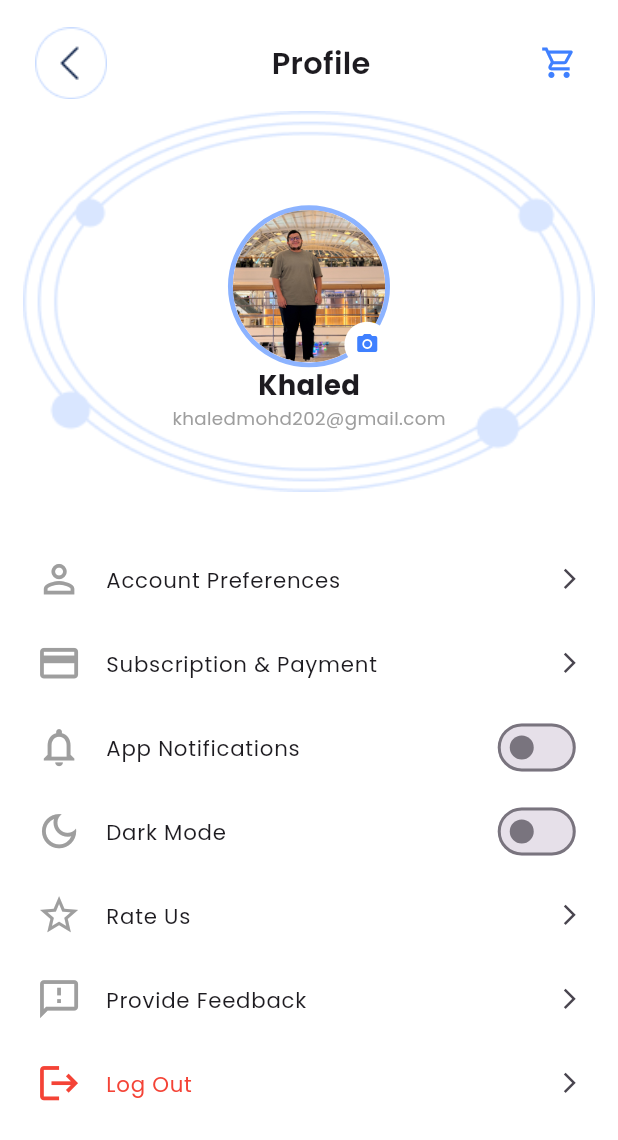
After one commit to khaledmohd202/marketi, a Flutter app: the ProfileView screen opened directly, on a phone screen of 412 x 824 dp. The commit adds this screen. Shown: the top 1140 px of the screen. Run offline on Flutter 3.47's test engine with Material 3 defaults, Android fonts, the phone set to English and light mode, and no system bars; our stand-ins replace dartz, dio, flutter_bloc, flutter_rating_bar, flutter_screenutil, get_it and 4 more; accounts and stored records are empty.

Commit message:
Profile Screen "UI"

```diff
--- a/lib/core/common/widgets/custom_circle_avatar.dart
+++ b/lib/core/common/widgets/custom_circle_avatar.dart
@@ -1,22 +1,30 @@
 import 'package:flutter/material.dart';
 import 'package:flutter_screenutil/flutter_screenutil.dart';
-import 'package:marketi/core/const/images/marketi_images.dart';
 import 'package:marketi/core/themes/colors/marketi_colors.dart';
 
 class CustomCircleAvatar extends StatelessWidget {
   const CustomCircleAvatar({
-    super.key, this.onTap,
+    required this.height,
+    required this.imageUrl,
+    required this.radius,
+    required this.width,
+    super.key,
+    this.onTap,
   });
 
   final VoidCallback? onTap;
+  final double radius;
+  final double width;
+  final double height;
+  final String imageUrl;
 
   @override
   Widget build(BuildContext context) {
     return InkWell(
       onTap: onTap,
       child: Container(
-        height: 60.h,
-        width: 60.w,
+        height: height,
+        width: width,
         decoration: BoxDecoration(
           borderRadius: BorderRadius.circular(30.r),
           border: BoxBorder.all(
@@ -27,8 +35,8 @@ class CustomCircleAvatar extends StatelessWidget {
         child: Padding(
           padding: const EdgeInsets.all(2),
           child: CircleAvatar(
-            radius: 25.r,
-            backgroundImage: const AssetImage(MarketiImages.khaled),
+            radius: radius,
+            backgroundImage: AssetImage(imageUrl),
             // backgroundImage: NetworkImage(
             //   CacheHelper().getDataString(key: ApiKey.image) ??
             //       MarketiImages.khaled,
--- a/lib/core/const/images/marketi_images.dart
+++ b/lib/core/const/images/marketi_images.dart
@@ -57,4 +57,7 @@ class MarketiImages {
   static const String pampersCart3 = 'assets/images/cart/pampers_cart3.png';
   static const String address = 'assets/images/cart/address.png';
   static const String successOrder = 'assets/images/cart/success_order.png';
+
+  // Profile Images
+  static const String profileHeader = 'assets/images/profile_header.png';
 }
--- a/lib/core/routing/app_routes.dart
+++ b/lib/core/routing/app_routes.dart
@@ -25,6 +25,7 @@ import 'package:marketi/features/home/presentation/view/popular_products.dart';
 import 'package:marketi/features/main/presentation/view/main_view.dart';
 import 'package:marketi/features/menu/presentation/view/menu_view.dart';
 import 'package:marketi/features/onboarding/presentation/view/onboarding.dart';
+import 'package:marketi/features/profile/presentation/view/profile_view.dart';
 
 class AppRoutes {
   static const String onboarding = '/onboarding';
@@ -49,6 +50,7 @@ class AppRoutes {
   static const String brands = '/brands';
   static const String buyAgain = '/buy-again';
   static const String cartCheckout = '/cart-checkout';
+  static const String profile = '/profile';
 
   static Route<void> onGenerateRoute(RouteSettings settings) {
     //
@@ -142,6 +144,10 @@ class AppRoutes {
         return BaseRoutes(
           page: const CartCheckout(),
         );
+      case profile:
+        return BaseRoutes(
+          page: const ProfileView(),
+        );
       default:
         return kDebugMode
             ? BaseRoutes(
--- a/lib/features/cart/presentation/widgets/cart_header.dart
+++ b/lib/features/cart/presentation/widgets/cart_header.dart
@@ -1,6 +1,7 @@
 import 'package:flutter/material.dart';
 import 'package:marketi/core/common/widgets/custom_circle_avatar.dart';
 import 'package:marketi/core/common/widgets/text_app.dart';
+import 'package:marketi/core/const/images/marketi_images.dart';
 import 'package:marketi/core/themes/colors/marketi_colors.dart';
 import 'package:marketi/core/themes/styles/marketi_text_styles.dart';
 
@@ -13,7 +14,13 @@
     return AppBar(
       backgroundColor: Colors.white,
       elevation: 0,
-      leading: CustomCircleAvatar(onTap: () {}),
+      leading: CustomCircleAvatar(
+        onTap: () {},
+        width: 40,
+        height: 40,
+        radius: 20,
+        imageUrl: MarketiImages.khaled,
+      ),
       centerTitle: true,
       title: TextApp(
         text: title,
--- a/lib/features/favorites/presentation/view/favorites_view.dart
+++ b/lib/features/favorites/presentation/view/favorites_view.dart
@@ -6,7 +6,6 @@ import 'package:marketi/core/const/images/marketi_images.dart';
 import 'package:marketi/core/themes/colors/marketi_colors.dart';
 import 'package:marketi/core/themes/styles/marketi_text_styles.dart';
 import 'package:marketi/features/cart/presentation/widgets/cart_header.dart';
-import 'package:marketi/features/home/presentation/widgets/home_search_bar.dart';
 
 class FavoritesView extends StatefulWidget {
   const FavoritesView({super.key});
--- a/lib/features/home/presentation/view/buy_again.dart
+++ b/lib/features/home/presentation/view/buy_again.dart
@@ -13,11 +13,11 @@ class BuyAgain extends StatelessWidget {
   @override
   Widget build(BuildContext context) {
     return Scaffold(
-      appBar: CustomViewAllAppBar(title: 'Buy Again'),
+      appBar: const CustomViewAllAppBar(title: 'Buy Again'),
       body: Padding(
         padding: EdgeInsetsGeometry.symmetric(
-          horizontal: 14,
-          vertical: 14,
+          horizontal: 14.w,
+          vertical: 14.h,
         ),
         child:  GridView.builder(
           shrinkWrap: true,
--- a/lib/features/home/presentation/widgets/home_header.dart
+++ b/lib/features/home/presentation/widgets/home_header.dart
@@ -3,6 +3,9 @@ import 'package:flutter_screenutil/flutter_screenutil.dart';
 import 'package:marketi/core/common/widgets/custom_circle_avatar.dart';
 import 'package:marketi/core/common/widgets/text_app.dart';
 import 'package:marketi/core/const/icons/marketi_icons.dart';
+import 'package:marketi/core/const/images/marketi_images.dart';
+import 'package:marketi/core/extensions/navigation_extensions.dart';
+import 'package:marketi/core/routing/app_routes.dart';
 import 'package:marketi/core/themes/colors/marketi_colors.dart';
 import 'package:marketi/core/themes/styles/marketi_text_styles.dart';
 
@@ -13,7 +16,13 @@ class HomeHeader extends StatelessWidget {
   Widget build(BuildContext context) {
     return Row(
       children: [
-        CustomCircleAvatar(onTap: () {}),
+        CustomCircleAvatar(
+          onTap: () => context.pushNamed(AppRoutes.profile),
+          width: 60.w,
+          height: 60.h,
+          radius: 30.r,
+          imageUrl: MarketiImages.khaled,
+        ),
         SizedBox(width: 10.w),
         TextApp(
           text: 'Hi Khaled! 🤍',
--- a/lib/features/product_details/presentation/view/product_details.dart
+++ b/lib/features/product_details/presentation/view/product_details.dart
@@ -19,7 +19,7 @@ class ProductDetails extends StatelessWidget {
             child: Column(
               crossAxisAlignment: CrossAxisAlignment.start,
               children: [
-                const ProductAppBar(),
+                const ProductAppBar(title: 'Product Details'),
                 const ProductImagesSlider(),
                 SizedBox(height: 20.h),
                 const ProductInfo(),
--- a/lib/features/product_details/presentation/widgets/product_app_bar.dart
+++ b/lib/features/product_details/presentation/widgets/product_app_bar.dart
@@ -7,7 +7,8 @@ import 'package:marketi/core/themes/colors/marketi_colors.dart';
 import 'package:marketi/core/themes/styles/marketi_text_styles.dart';
 
 class ProductAppBar extends StatelessWidget {
-  const ProductAppBar({super.key});
+  const ProductAppBar({required this.title, super.key});
+  final String title;
 
   @override
   Widget build(BuildContext context) {
@@ -18,7 +19,7 @@ class ProductAppBar extends StatelessWidget {
           onPressed: () => context.pop(),
           icon: Image.asset(MarketiIcons.backButton),
         ),
-        TextApp(text: 'Product Details', theme: MarketiTextStyles.textStyle20),
+        TextApp(text: title, theme: MarketiTextStyles.textStyle20),
         IconButton(
           onPressed: () => context.pop(),
           icon: Icon(
--- /dev/null
+++ b/lib/features/profile/presentation/view/profile_view.dart
@@ -0,0 +1,36 @@
+import 'package:flutter/material.dart';
+import 'package:flutter_screenutil/flutter_screenutil.dart';
+import 'package:marketi/features/product_details/presentation/widgets/product_app_bar.dart';
+import 'package:marketi/features/profile/presentation/widgets/profile_header.dart';
+import 'package:marketi/features/profile/presentation/widgets/profile_list_tile.dart';
+
+class ProfileView extends StatefulWidget {
+  const ProfileView({super.key});
+
+  @override
+  State<ProfileView> createState() => _ProfileViewState();
+}
+
+class _ProfileViewState extends State<ProfileView> {
+  @override
+  Widget build(BuildContext context) {
+    return Scaffold(
+      body: SafeArea(
+        child: SingleChildScrollView(
+          child: Padding(
+            padding: EdgeInsets.symmetric(horizontal: 14.w, vertical: 10.h),
+            child: Column(
+              children: [
+                const ProductAppBar(title: 'Profile'),
+                // SizedBox(height: 20.h),
+                const ProfileHeader(),
+                SizedBox(height: 30.h),
+                const ProfileListTile(),
+              ],
+            ),
+          ),
+        ),
+      ),
+    );
+  }
+}
--- /dev/null
+++ b/lib/features/profile/presentation/widgets/profile_header.dart
@@ -0,0 +1,94 @@
+import 'package:flutter/material.dart';
+import 'package:flutter_screenutil/flutter_screenutil.dart';
+import 'package:marketi/core/common/widgets/text_app.dart';
+import 'package:marketi/core/const/images/marketi_images.dart';
+import 'package:marketi/core/themes/colors/marketi_colors.dart';
+import 'package:marketi/core/themes/styles/marketi_text_styles.dart';
+
+class ProfileHeader extends StatelessWidget {
+  const ProfileHeader({super.key});
+
+  @override
+  Widget build(BuildContext context) {
+    return Column(
+      children: [
+        Stack(
+          clipBehavior: Clip.none,
+          children: [
+            Image.asset(
+              MarketiImages.profileHeader,
+              width: double.infinity,
+              height: 250.h,
+              fit: BoxFit.fill,
+            ),
+            Positioned(
+              bottom: 20.r,
+              top: 0,
+              left: 0,
+              right: 0,
+              child: Center(
+                child: Stack(
+                  clipBehavior: Clip.none,
+                  children: [
+                    Container(
+                      decoration: BoxDecoration(
+                        shape: BoxShape.circle,
+                        border: Border.all(
+                          color: MarketiColors.lightBlue500Color,
+                          width: 3.w,
+                        ),
+                      ),
+                      child: CircleAvatar(
+                        radius: 50.r,
+                        backgroundImage: const AssetImage(MarketiImages.khaled),
+                      ),
+                    ),
+                    Positioned(
+                      bottom: 0,
+                      right: 0,
+                      child: CircleAvatar(
+                        radius: 15.r,
+                        backgroundColor: Colors.white,
+                        child: InkWell(
+                          onTap: () {},
+                          child: const Icon(
+                            Icons.camera_alt,
+                            color: MarketiColors.lightBlue900Color,
+                            size: 16,
+                          ),
+                        ),
+                      ),
+                    ),
+                  ],
+                ),
+              ),
+            ),
+
+            SizedBox(height: 60.h),
+            Positioned(
+              left: 0,
+              right: 0,
+              bottom: 40.h,
+              child: Column(
+                children: [
+                  TextApp(
+                    text: 'Khaled',
+                    theme: MarketiTextStyles.textStyle18.copyWith(
+                      fontWeight: FontWeight.bold,
+                    ),
+                  ),
+                  TextApp(
+                    text: 'khaledmohd202@gmail.com',
+                    theme: MarketiTextStyles.textStyle12.copyWith(
+                      color: Colors.grey,
+                    ),
+                  ),
+                ],
+              ),
+            ),
+          ],
+        ),
+      ],
+    );
+  }
+}
--- /dev/null
+++ b/lib/features/profile/presentation/widgets/profile_list_tile.dart
@@ -0,0 +1,55 @@
+import 'package:flutter/material.dart';
+import 'package:marketi/features/profile/presentation/widgets/profile_tile_item.dart';
+
+class ProfileListTile extends StatelessWidget {
+  const ProfileListTile({super.key});
+
+  @override
+  Widget build(BuildContext context) {
+    return Column(
+      children: [
+        ProfileTileItem(
+          icon: Icons.person_outline,
+          title: 'Account Preferences',
+          onTap: () {},
+          isToggle: false,
+        ),
+        ProfileTileItem(
+          icon: Icons.credit_card_outlined,
+          title: 'Subscription & Payment',
+          onTap: () {},
+          isToggle: false,
+        ),
+        const ProfileTileItem(
+          icon: Icons.notifications_outlined,
+          title: 'App Notifications',
+          isToggle: true,
+        ),
+        const ProfileTileItem(
+          icon: Icons.dark_mode_outlined,
+          title: 'Dark Mode',
+          isToggle: true,
+        ),
+        ProfileTileItem(
+          icon: Icons.star_outline,
+          title: 'Rate Us',
+          onTap: () {},
+          isToggle: false,
+        ),
+        ProfileTileItem(
+          icon: Icons.feedback_outlined,
+          title: 'Provide Feedback',
+          onTap: () {},
+          isToggle: false,
+        ),
+        ProfileTileItem(
+          icon: Icons.logout,
+          title: 'Log Out',
+          color: Colors.red,
+          onTap: () {},
+          isToggle: false,
+        ),
+      ],
+    );
+  }
+}
--- /dev/null
+++ b/lib/features/profile/presentation/widgets/profile_tile_item.dart
@@ -0,0 +1,45 @@
+import 'package:flutter/material.dart';
+import 'package:flutter_screenutil/flutter_screenutil.dart';
+import 'package:marketi/core/common/widgets/text_app.dart';
+import 'package:marketi/core/themes/colors/marketi_colors.dart';
+import 'package:marketi/core/themes/styles/marketi_text_styles.dart';
+
+class ProfileTileItem extends StatelessWidget {
+  const ProfileTileItem({
+    required this.icon,
+    required this.isToggle,
+    required this.title,
+    super.key,
+    this.color,
+    this.onTap,
+  });
+
+  final IconData? icon;
+  final String title;
+  final VoidCallback? onTap;
+  final bool isToggle;
+  final Color? color;
+
+  @override
+  Widget build(BuildContext context) {
+    return ListTile(
+      contentPadding: EdgeInsets.symmetric(horizontal: 8.w),
+      // visualDensity: const VisualDensity(vertical: -2),
+      leading: Icon(icon, color: color ?? Colors.grey, size: 30.sp),
+      title: TextApp(
+        text: title,
+        theme: MarketiTextStyles.textStyle14.copyWith(
+          color: color,
+        ),
+      ),
+      trailing: isToggle
+          ? Switch(
+              value: false,
+              onChanged: (value) {},
+              activeThumbColor: MarketiColors.lightBlue900Color,
+            )
+          : Icon(Icons.arrow_forward_ios, size: 16.sp),
+      onTap: onTap,
+    );
+  }
+}
```
Also changed, not shown: assets/images/profile_header.png (added).
